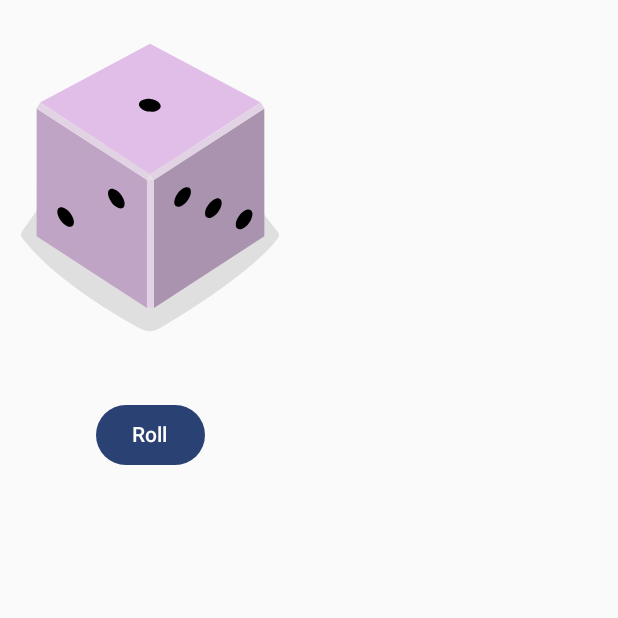
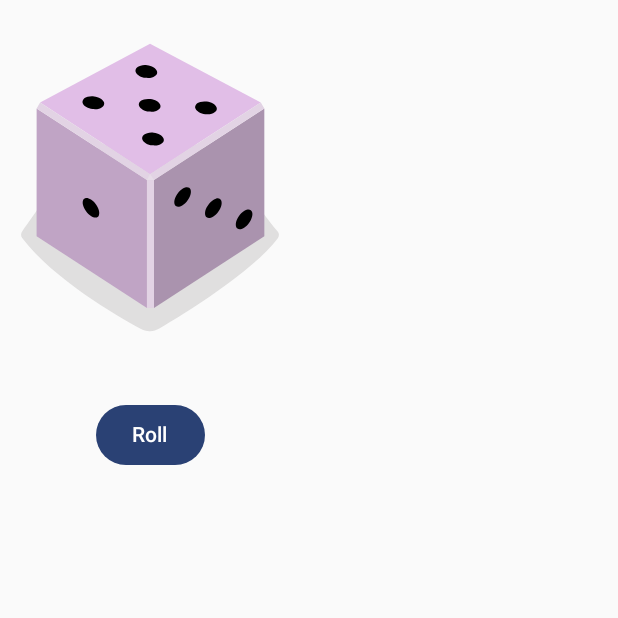
Before and after one commit to DanielSaborido/Dice_Roller, an Android app built with Jetpack Compose: the screen it shows after launch (MainActivity), after a tap on "Roll", on a phone screen of 412 x 824 dp, the top half of it. Run offline under Robolectric (Android 15) with nearby library versions, the phone set to English and light mode, and no system bars.

Commit message:
adding functionality at the button to change the image

```diff
--- a/app/src/main/java/com/example/diceroller/MainActivity.kt
+++ b/app/src/main/java/com/example/diceroller/MainActivity.kt
@@ -3,16 +3,15 @@ package com.example.diceroller
 import android.os.Bundle
 import androidx.activity.ComponentActivity
 import androidx.activity.compose.setContent
-import androidx.activity.enableEdgeToEdge
+import androidx.compose.runtime.getValue
+import androidx.compose.runtime.setValue
+import androidx.compose.runtime.mutableIntStateOf
+import androidx.compose.runtime.remember
 import androidx.compose.foundation.Image
 import androidx.compose.foundation.layout.Column
 import androidx.compose.foundation.layout.Spacer
-import androidx.compose.foundation.layout.fillMaxSize
 import androidx.compose.foundation.layout.height
-import androidx.compose.foundation.layout.padding
-import androidx.compose.foundation.layout.wrapContentSize
 import androidx.compose.material3.Button
-import androidx.compose.material3.Scaffold
 import androidx.compose.material3.Text
 import androidx.compose.runtime.Composable
 import androidx.compose.ui.Alignment
@@ -36,16 +35,26 @@ class MainActivity : ComponentActivity() {
 
 @Composable
 fun DiceWithButtonAndImage(modifier: Modifier = Modifier) {
+    var result by remember { mutableIntStateOf(1) }
+    val imageResource = when (result) {
+        1 -> R.drawable.dice_1
+        2 -> R.drawable.dice_2
+        3 -> R.drawable.dice_3
+        4 -> R.drawable.dice_4
+        5 -> R.drawable.dice_5
+        else -> R.drawable.dice_6
+    }
+
     Column(
         modifier = modifier,
         horizontalAlignment = Alignment.CenterHorizontally
     ) {
         Image(
-            painter = painterResource(R.drawable.dice_1),
-            contentDescription = "1"
+            painter = painterResource(imageResource),
+            contentDescription = result.toString()
         )
         Spacer(modifier = Modifier.height(16.dp))
-        Button(onClick = { /*TODO*/ }) {
+        Button(onClick = { result = (1..6).random() }) {
             Text(stringResource(R.string.roll))
         }
     }
```
